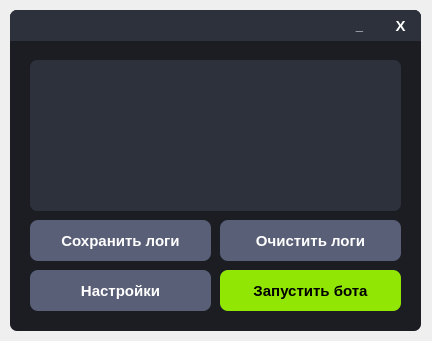
The window that VK_Bot/Main_Window/main_window.ui (otaboyevsardorbek1/VK-Bot-ru) describes before a commit, drawn with Qt 5.
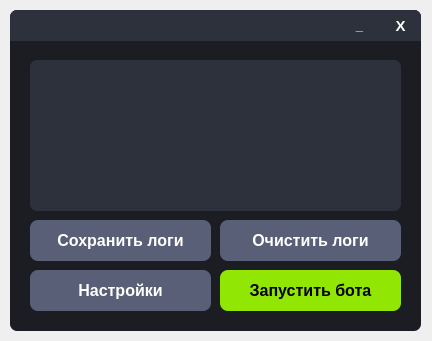
The same window after the commit.

```diff
--- a/VK_Bot/Main_Window/main_window.ui
+++ b/VK_Bot/Main_Window/main_window.ui
@@ -150,7 +150,7 @@
      </property>
      <property name="font">
       <font>
-       <pointsize>11</pointsize>
+       <pointsize>12</pointsize>
        <weight>75</weight>
        <bold>true</bold>
       </font>
@@ -187,7 +187,7 @@
      </property>
      <property name="font">
       <font>
-       <pointsize>11</pointsize>
+       <pointsize>12</pointsize>
        <weight>75</weight>
        <bold>true</bold>
       </font>
@@ -323,7 +323,7 @@
      </property>
      <property name="font">
       <font>
-       <pointsize>11</pointsize>
+       <pointsize>12</pointsize>
        <weight>75</weight>
        <bold>true</bold>
       </font>
@@ -361,7 +361,7 @@
      </property>
      <property name="font">
       <font>
-       <pointsize>11</pointsize>
+       <pointsize>12</pointsize>
        <weight>75</weight>
        <bold>true</bold>
       </font>
```
